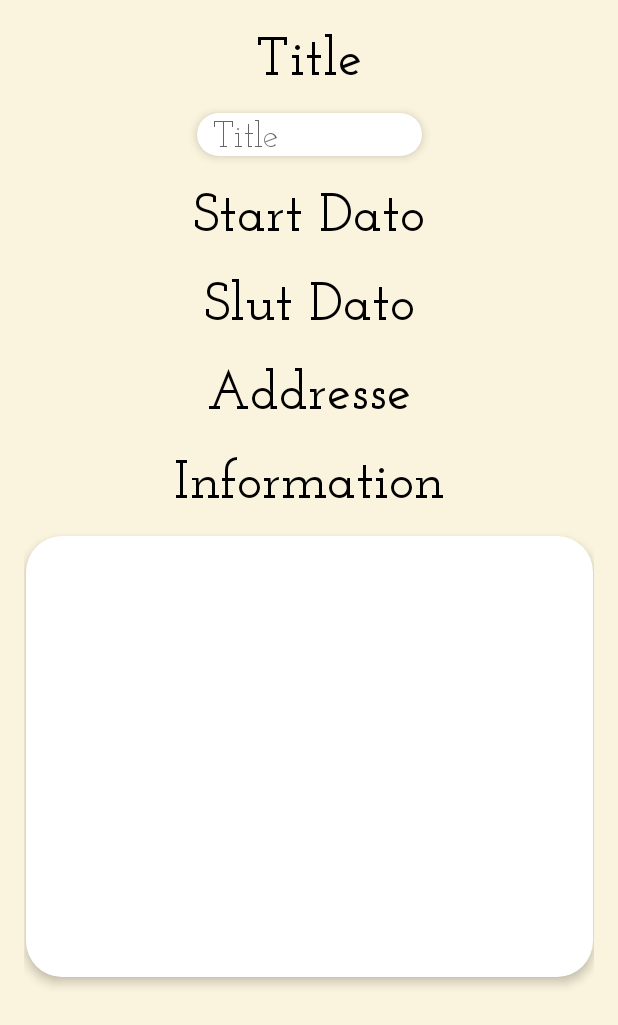
After one commit to lizator/DragernesDal, an Android app: the layout fragment_admin_create_event.xml on its own in the app's theme, with its tools: preview values and no code run, on a phone screen of 412 x 824 dp. The commit adds this screen. Shown: the top 1025 px of the screen. Run offline under Robolectric (Android 15) with nearby library versions, the phone set to English and light mode, and no system bars; network calls fail.

Commit message:
Opret event fragment

```diff
--- a/app/src/main/java/com/rbyte/dragernesdal/ui/admin/AdminFragment.java
+++ b/app/src/main/java/com/rbyte/dragernesdal/ui/admin/AdminFragment.java
@@ -6,14 +6,11 @@ import android.view.LayoutInflater;
 import android.view.View;
 import android.view.ViewGroup;
 import android.widget.Button;
-import android.widget.TextView;
 import android.widget.Toast;
 
 import androidx.activity.OnBackPressedCallback;
 import androidx.annotation.NonNull;
-import androidx.annotation.Nullable;
 import androidx.fragment.app.Fragment;
-import androidx.lifecycle.Observer;
 import androidx.lifecycle.ViewModelProvider;
 import androidx.navigation.NavController;
 import androidx.navigation.Navigation;
--- /dev/null
+++ b/app/src/main/java/com/rbyte/dragernesdal/ui/admin/event/CreateEventFragment.java
@@ -0,0 +1,4 @@
+package com.rbyte.dragernesdal.ui.admin.event;
+//https://stackoverflow.com/questions/14933330/datepicker-how-to-popup-datepicker-when-click-on-edittext
+public class CreateEventFragment {
+}
--- a/app/src/main/java/com/rbyte/dragernesdal/ui/character/create/CreateCharacterFragment.java
+++ b/app/src/main/java/com/rbyte/dragernesdal/ui/character/create/CreateCharacterFragment.java
@@ -59,7 +59,7 @@ public class CreateCharacterFragment extends Fragment implements View.OnClickLis
         root = inflater.inflate(R.layout.fragment_character_create, container, false);
 
         create = root.findViewById(R.id.create);
-        characterName = root.findViewById(R.id.characterName);
+        characterName = root.findViewById(R.id.editText_Title);
         characterAge = root.findViewById(R.id.characterAge);
         characterBackground = root.findViewById(R.id.characterBackground);
         textChecker = new TextChecker("","","");
--- a/app/src/main/java/com/rbyte/dragernesdal/ui/character/select/SelectFragment.java
+++ b/app/src/main/java/com/rbyte/dragernesdal/ui/character/select/SelectFragment.java
@@ -93,7 +93,7 @@ public class SelectFragment extends Fragment{
         public CharacterViewHolder(View charViews) {
             super(charViews);
             cardView = charViews.findViewById(R.id.card_view);
-            name = charViews.findViewById(R.id.characterName);
+            name = charViews.findViewById(R.id.editText_Title);
             img = charViews.findViewById(R.id.characterRecyclerImageView);
             /*// Gør listeelementer klikbare og vis det ved at deres baggrunsfarve ændrer sig ved berøring
             name.setBackgroundResource(android.R.drawable.list_selector_background);*/
--- /dev/null
+++ b/app/src/main/res/layout/fragment_admin_create_event.xml
@@ -0,0 +1,160 @@
+<?xml version="1.0" encoding="utf-8"?>
+<RelativeLayout xmlns:android="http://schemas.android.com/apk/res/android"
+    xmlns:app="http://schemas.android.com/apk/res-auto"
+    xmlns:tools="http://schemas.android.com/tools"
+    android:id="@+id/container"
+    android:layout_width="match_parent"
+    android:layout_height="match_parent"
+    android:background="#FAF3DD"
+    android:paddingLeft="@dimen/activity_horizontal_margin"
+    android:paddingTop="@dimen/activity_vertical_margin"
+    android:paddingRight="@dimen/activity_horizontal_margin"
+    android:paddingBottom="@dimen/activity_vertical_margin">
+    <ScrollView
+        android:layout_width="match_parent"
+        android:layout_height="match_parent"
+        android:fillViewport="true">
+
+        <androidx.constraintlayout.widget.ConstraintLayout
+            android:layout_width="match_parent"
+            android:layout_height="match_parent">
+
+            <TextView
+                android:id="@+id/textView_title"
+                style="@style/text"
+                android:layout_width="wrap_content"
+                android:layout_height="wrap_content"
+                android:layout_marginStart="16dp"
+                android:layout_marginEnd="16dp"
+                android:text="Title"
+                android:textSize="36sp"
+                app:layout_constraintEnd_toEndOf="parent"
+                app:layout_constraintHorizontal_bias="0.5"
+                app:layout_constraintStart_toStartOf="parent"
+                app:layout_constraintTop_toTopOf="parent" />
+
+            <EditText
+                android:id="@+id/editText_Title"
+                style="@style/TextZone"
+                android:layout_width="150dp"
+                android:layout_height="wrap_content"
+                android:layout_marginStart="16dp"
+                android:layout_marginTop="16dp"
+                android:layout_marginEnd="16dp"
+                android:hint="Title"
+                android:imeActionLabel="@string/lastname_help"
+                android:imeOptions="actionNext"
+                android:inputType="textPersonName"
+                android:selectAllOnFocus="true"
+                android:textSize="24sp"
+                app:layout_constraintEnd_toEndOf="parent"
+                app:layout_constraintHorizontal_bias="0.5"
+                app:layout_constraintStart_toStartOf="parent"
+                app:layout_constraintTop_toBottomOf="@+id/textView_title" />
+
+            <TextView
+                android:id="@+id/startDate"
+                style="@style/text"
+                android:layout_width="wrap_content"
+                android:layout_height="wrap_content"
+                android:layout_marginStart="16dp"
+                android:layout_marginTop="16dp"
+                android:layout_marginEnd="16dp"
+
+                android:text="Start Dato"
+                android:textSize="36sp"
+                app:layout_constraintEnd_toEndOf="parent"
+                app:layout_constraintHorizontal_bias="0.5"
+                app:layout_constraintStart_toStartOf="parent"
+                app:layout_constraintTop_toBottomOf="@+id/editText_Title" />
+
+            <TextView
+                android:id="@+id/endDate"
+                style="@style/text"
+                android:layout_width="wrap_content"
+                android:layout_height="wrap_content"
+                android:layout_marginStart="16dp"
+                android:layout_marginTop="16dp"
+
+                android:layout_marginEnd="16dp"
+                android:text="Slut Dato"
+                android:textSize="36sp"
+                app:layout_constraintEnd_toEndOf="parent"
+                app:layout_constraintHorizontal_bias="0.5"
+                app:layout_constraintStart_toStartOf="parent"
+                app:layout_constraintTop_toBottomOf="@+id/startDate" />
+
+            <TextView
+                android:id="@+id/address"
+                style="@style/text"
+                android:layout_width="wrap_content"
+                android:layout_height="wrap_content"
+                android:layout_marginStart="16dp"
+
+                android:layout_marginTop="16dp"
+                android:layout_marginEnd="16dp"
+                android:text="Addresse"
+                android:textSize="36sp"
+                app:layout_constraintEnd_toEndOf="parent"
+                app:layout_constraintHorizontal_bias="0.5"
+                app:layout_constraintStart_toStartOf="parent"
+                app:layout_constraintTop_toBottomOf="@+id/endDate" />
+
+            <TextView
+                android:id="@+id/information"
+                style="@style/text"
+                android:layout_width="wrap_content"
+                android:layout_height="wrap_content"
+                android:layout_marginStart="16dp"
+
+                android:layout_marginTop="16dp"
+                android:layout_marginEnd="16dp"
+                android:text="Information"
+                android:textSize="36sp"
+                app:layout_constraintEnd_toEndOf="parent"
+                app:layout_constraintHorizontal_bias="0.5"
+                app:layout_constraintStart_toStartOf="parent"
+                app:layout_constraintTop_toBottomOf="@+id/address" />
+
+            <EditText
+                android:id="@+id/characterBackground"
+                style="@style/TextZone"
+                android:layout_width="378dp"
+                android:layout_height="294dp"
+                android:layout_marginStart="8dp"
+                android:layout_marginTop="16dp"
+                android:layout_marginEnd="8dp"
+                android:gravity="top|left"
+                android:imeOptions="actionNext"
+                android:paddingLeft="16dp"
+                android:paddingTop="16dp"
+                android:paddingRight="16dp"
+                android:paddingBottom="16dp"
+                android:selectAllOnFocus="true"
+                android:textSize="16dp"
+                app:layout_constraintEnd_toEndOf="parent"
+                app:layout_constraintHorizontal_bias="0.5"
+                app:layout_constraintStart_toStartOf="parent"
+                app:layout_constraintTop_toBottomOf="@+id/information" />
+
+        </androidx.constraintlayout.widget.ConstraintLayout>
+    </ScrollView>
+
+
+    <ProgressBar
+        android:id="@+id/loading"
+        android:layout_width="wrap_content"
+        android:layout_height="wrap_content"
+        android:layout_gravity="center"
+        android:layout_marginStart="196dp"
+        android:layout_marginTop="624dp"
+        android:layout_marginEnd="344dp"
+        android:layout_marginBottom="304dp"
+        android:visibility="gone"
+        app:layout_constraintBottom_toBottomOf="parent"
+        app:layout_constraintEnd_toEndOf="parent"
+        app:layout_constraintStart_toStartOf="parent"
+        app:layout_constraintTop_toTopOf="parent" />
+
+
+</RelativeLayout>
--- a/app/src/main/res/layout/fragment_character_create.xml
+++ b/app/src/main/res/layout/fragment_character_create.xml
@@ -35,20 +35,20 @@
             app:srcCompat="@drawable/rac_elver" />
 
         <TextView
-            android:id="@+id/name"
+            android:id="@+id/textView_title"
             style="@style/text"
             android:layout_width="wrap_content"
             android:layout_height="wrap_content"
             android:layout_marginStart="18dp"
             android:text="@string/Name"
             android:textSize="24sp"
-            app:layout_constraintBottom_toTopOf="@+id/characterName"
+            app:layout_constraintBottom_toTopOf="@+id/editText_Title"
             app:layout_constraintStart_toStartOf="parent"
             app:layout_constraintTop_toTopOf="parent"
             app:layout_constraintVertical_bias="1.0" />
 
         <EditText
-            android:id="@+id/characterName"
+            android:id="@+id/editText_Title"
             style="@style/TextZone"
             android:layout_width="150dp"
             android:layout_height="wrap_content"
@@ -64,7 +64,7 @@
             app:layout_constraintTop_toTopOf="parent" />
 
         <TextView
-            android:id="@+id/age"
+            android:id="@+id/startDate"
             style="@style/text"
             android:layout_width="wrap_content"
             android:layout_height="wrap_content"
@@ -74,7 +74,7 @@
 
             app:layout_constraintBottom_toTopOf="@+id/characterAge"
             app:layout_constraintStart_toStartOf="parent"
-            app:layout_constraintTop_toBottomOf="@+id/characterName"
+            app:layout_constraintTop_toBottomOf="@+id/editText_Title"
             app:layout_constraintVertical_bias="1.0" />
 
         <EditText
--- a/app/src/main/res/layout/recycler_character_list_view.xml
+++ b/app/src/main/res/layout/recycler_character_list_view.xml
@@ -20,7 +20,7 @@
         android:foreground="?android:attr/selectableItemBackground">
 
         <TextView
-            android:id="@+id/characterName"
+            android:id="@+id/editText_Title"
             style="@style/text"
             android:textSize="20dp"
             android:layout_width="match_parent"
```
